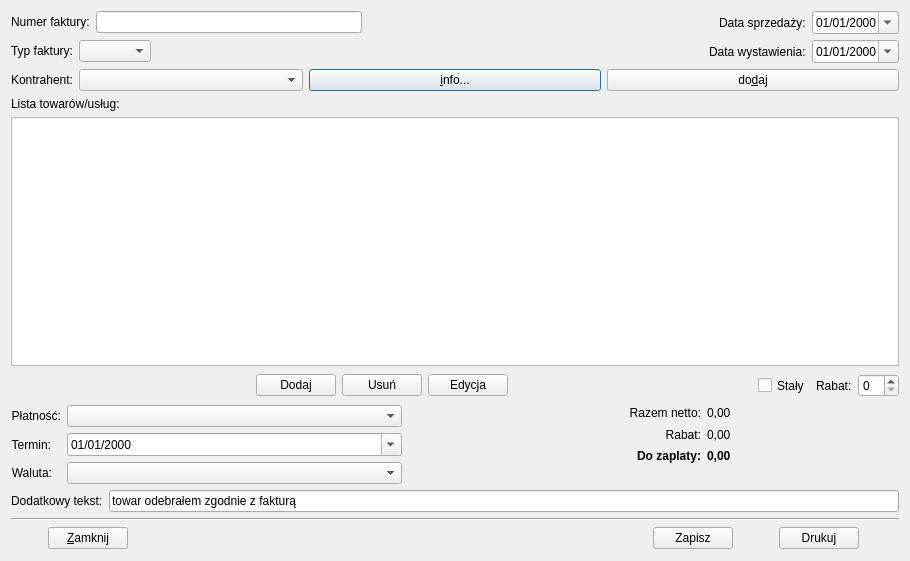
This is qfaktury/ui/InvoiceDialog.ui in tkQCompany/qcompany as Qt 5 draws it before an edit. The edited form follows.
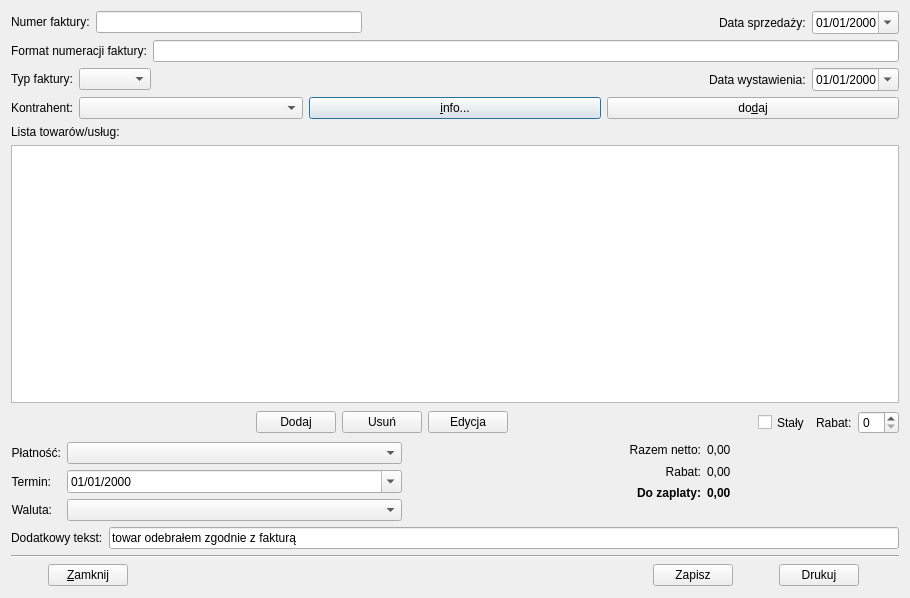
This is the edited form. Icons and pictures are not drawn.

Commit message: - Added InvoiceNumberFormatEditDialog to InvoiceDialog + related changes - Better checking for errors when clicking OK in CounterpartyDialog

Patch:
```diff
--- a/qfaktury/ui/InvoiceDialog.ui
+++ b/qfaktury/ui/InvoiceDialog.ui
@@ -7,7 +7,7 @@
     <x>0</x>
     <y>0</y>
     <width>910</width>
-    <height>561</height>
+    <height>598</height>
    </rect>
   </property>
   <property name="windowTitle">
@@ -101,6 +101,27 @@
      </item>
     </layout>
    </item>
+   <item>
+    <layout class="QHBoxLayout" name="horizontalLayout_7">
+     <item>
+      <widget class="QLabel" name="labelInvNumFormat">
+       <property name="text">
+        <string>Format numeracji faktury:</string>
+       </property>
+       <property name="buddy">
+        <cstring>lineEditInvNumFormat</cstring>
+       </property>
+      </widget>
+     </item>
+     <item>
+      <widget class="QLineEdit" name="lineEditInvNumFormat">
+       <property name="readOnly">
+        <bool>true</bool>
+       </property>
+      </widget>
+     </item>
+    </layout>
+   </item>
    <item>
     <layout class="QHBoxLayout" name="horizontalLayout">
      <item>
```
The commit also changes 4 other files.
